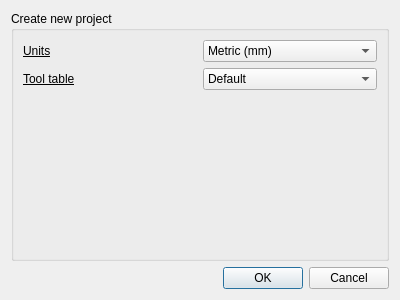
Before: the Qt Designer form qt/new_project_dialog.ui in CauldronDevelopmentLLC/CAMotics, drawn with Qt 5.
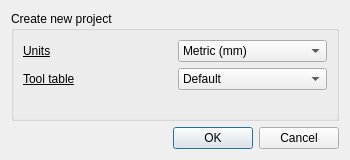
After: the same form once the commit is applied.

```diff
--- a/qt/new_project_dialog.ui
+++ b/qt/new_project_dialog.ui
@@ -6,10 +6,22 @@
    <rect>
     <x>0</x>
     <y>0</y>
-    <width>400</width>
-    <height>300</height>
+    <width>350</width>
+    <height>160</height>
    </rect>
   </property>
+  <property name="minimumSize">
+   <size>
+    <width>350</width>
+    <height>160</height>
+   </size>
+  </property>
+  <property name="maximumSize">
+   <size>
+    <width>350</width>
+    <height>160</height>
+   </size>
+  </property>
   <property name="windowTitle">
    <string>Dialog</string>
   </property>
```
